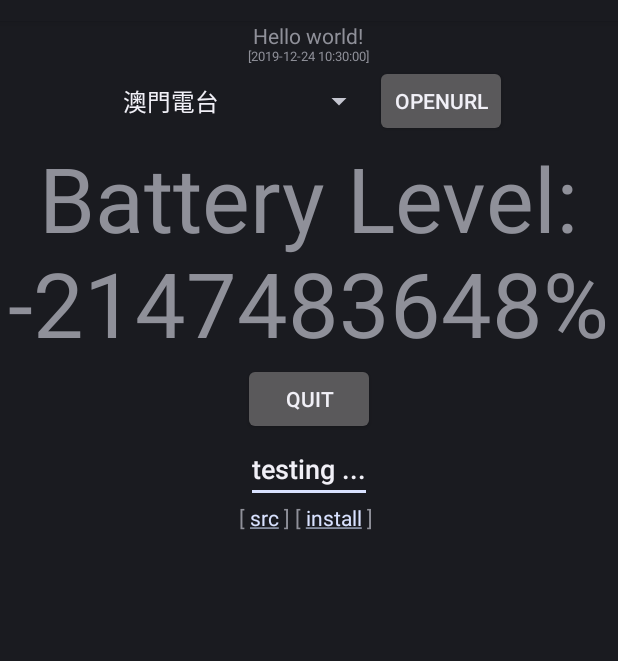
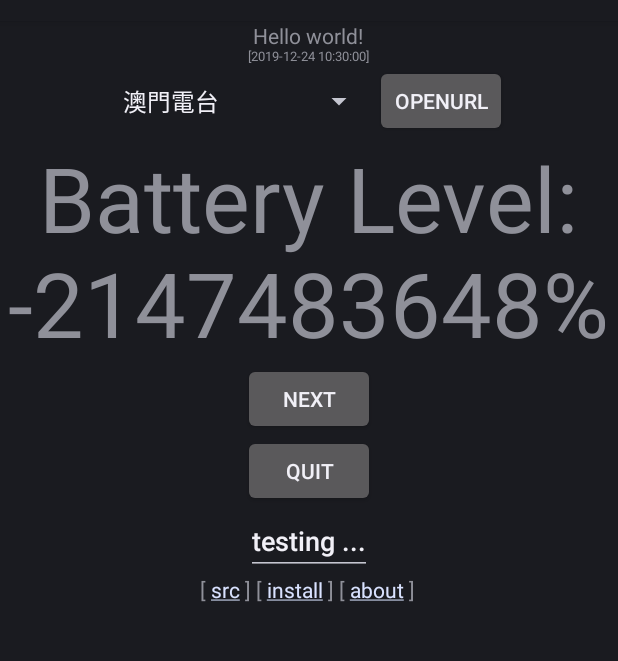
Before and after one commit to QuoInsight/minimal.apk, an Android app: the screen it shows after launch (MainActivity), on a phone screen of 412 x 824 dp, the part 63-724 px from its top. Run offline under Robolectric (Android 15) with nearby library versions, the phone set to English and light mode, and no system bars.

Commit message:
Add files via upload

```diff
--- a/src/main/java/com/quoinsight/minimal/MainActivity.java
+++ b/src/main/java/com/quoinsight/minimal/MainActivity.java
@@ -113,6 +113,16 @@ public class MainActivity extends Activity {
         }
       );
 
+    Button button2 = new Button(this);
+      button2.setText("Next");
+      button2.setOnClickListener(
+        new View.OnClickListener() {
+          public void onClick(View v) {
+            startActivity(new Intent(v.getContext(), SubActivity.class));
+          }
+        }
+      );
+
     Button button9 = new Button(this);
       button9.setText("Quit");
       button9.setOnClickListener(
@@ -152,6 +162,7 @@ public class MainActivity extends Activity {
       txt9.setText(android.text.Html.fromHtml(
         " [ <A href='https://github.com/QuoInsight/minimal.apk'>src</A> ] "
          + " [ <A href='https://play.google.com/store/apps/details?id=com.quoinsight.minimal'>install</A> ] "
+          + " [ <A href='https://sites.google.com/site/quoinsight/home/minimal-apk'>about</A> ] "
       ));
 
     // startActivityForResult(new Intent(android.provider.Settings.ACTION_SETTINGS), 0);
@@ -170,10 +181,13 @@ public class MainActivity extends Activity {
           layout2.addView(spinner1, params);  layout2.addView(button1, params);
         layout.addView(layout2, params);
         layout.addView(txt2, params);
+        layout.addView(button2, params);
         layout.addView(button9, params);
         layout.addView(edit1, params);
         layout.addView(txt9, params);
       scrollable.addView(layout);
+      // avoid EditText from gaining focus at Activity startup
+      txt1.setFocusable(true);  txt1.setFocusableInTouchMode(true);  txt1.requestFocus();
     setContentView(scrollable);
   }
 }
```
Also changed, not shown: src/main/java/com/quoinsight/minimal/SubActivity.java (added, +83 -0 lines).
